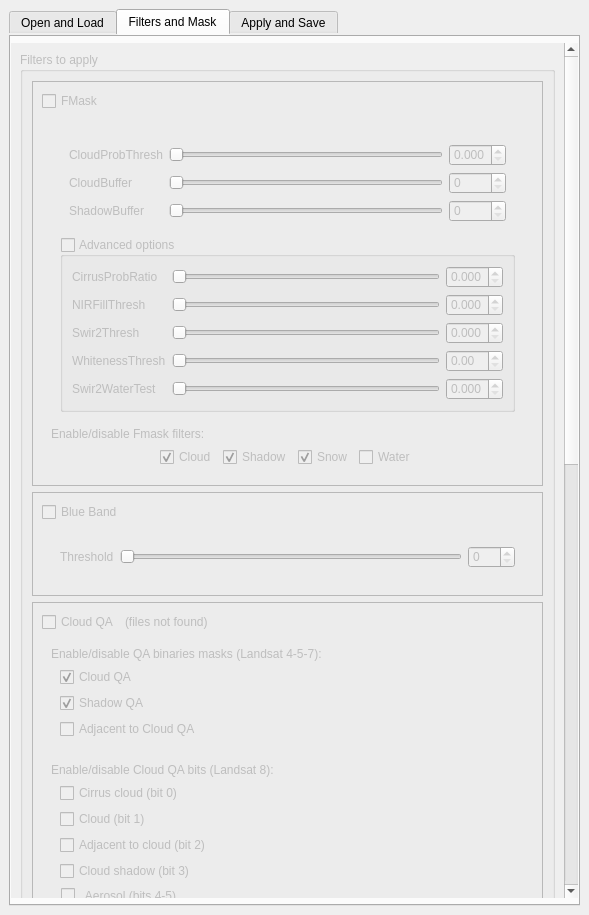
Above: ui/cloud_masking_dockwidget_base.ui from SMByC/CloudMasking before the change. Below: the same form after it.
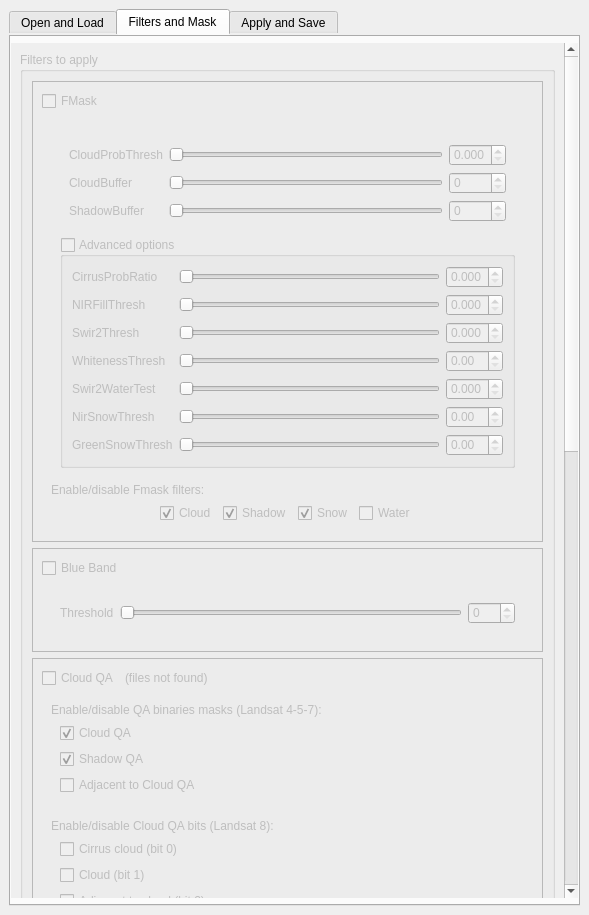
That is the form after the change. The open tabs and pages were chosen to show the change. Icons and pictures are not drawn. Custom widgets are drawn as their Qt base class.

Commit message: Implemented threshold for NIR reflectance and green reflectance for snow detection in fmask advanced options

Diff of the .ui file:
```diff
--- a/ui/cloud_masking_dockwidget_base.ui
+++ b/ui/cloud_masking_dockwidget_base.ui
@@ -527,7 +527,7 @@
              <x>0</x>
              <y>0</y>
              <width>555</width>
-             <height>1996</height>
+             <height>2076</height>
             </rect>
            </property>
            <layout class="QVBoxLayout" name="verticalLayout">
@@ -1171,6 +1171,16 @@
                               <property name="margin">
                                <number>0</number>
                               </property>
+                              <item row="9" column="2">
+                               <widget class="QDoubleSpinBox" name="doubleSpinBox_NST">
+                                <property name="maximum">
+                                 <double>1.000000000000000</double>
+                                </property>
+                                <property name="singleStep">
+                                 <double>0.010000000000000</double>
+                                </property>
+                               </widget>
+                              </item>
                               <item row="7" column="2">
                                <widget class="QDoubleSpinBox" name="doubleSpinBox_WT">
                                 <property name="maximum">
@@ -1324,6 +1334,56 @@
                                 </property>
                                </widget>
                               </item>
+                              <item row="10" column="2">
+                               <widget class="QDoubleSpinBox" name="doubleSpinBox_GST">
+                                <property name="maximum">
+                                 <double>1.000000000000000</double>
+                                </property>
+                                <property name="singleStep">
+                                 <double>0.010000000000000</double>
+                                </property>
+                               </widget>
+                              </item>
+                              <item row="9" column="1">
+                               <widget class="QSlider" name="horizontalSlider_NST">
+                                <property name="maximum">
+                                 <number>1000</number>
+                                </property>
+                                <property name="orientation">
+                                 <enum>Qt::Horizontal</enum>
+                                </property>
+                               </widget>
+                              </item>
+                              <item row="10" column="1">
+                               <widget class="QSlider" name="horizontalSlider_GST">
+                                <property name="maximum">
+                                 <number>1000</number>
+                                </property>
+                                <property name="orientation">
+                                 <enum>Qt::Horizontal</enum>
+                                </property>
+                               </widget>
+                              </item>
+                              <item row="9" column="0">
+                               <widget class="QLabel" name="label_26">
+                                <property name="toolTip">
+                                 <string>Threshold for NIR reflectance for snow detection Increase this to reduce snow commission errors. Used by Equation 20.</string>
+                                </property>
+                                <property name="text">
+                                 <string>NirSnowThresh</string>
+                                </property>
+                               </widget>
+                              </item>
+                              <item row="10" column="0">
+                               <widget class="QLabel" name="label_27">
+                                <property name="toolTip">
+                                 <string>Threshold for Green reflectance for snow detection. Increase this to reduce snow commission errors. Used by Equation 20.</string>
+                                </property>
+                                <property name="text">
+                                 <string>GreenSnowThresh</string>
+                                </property>
+                               </widget>
+                              </item>
                              </layout>
                             </widget>
                            </item>
```
Left out of the diff: 2 changed lines with no effect on the pictures. The commit also changes 4 other files.
